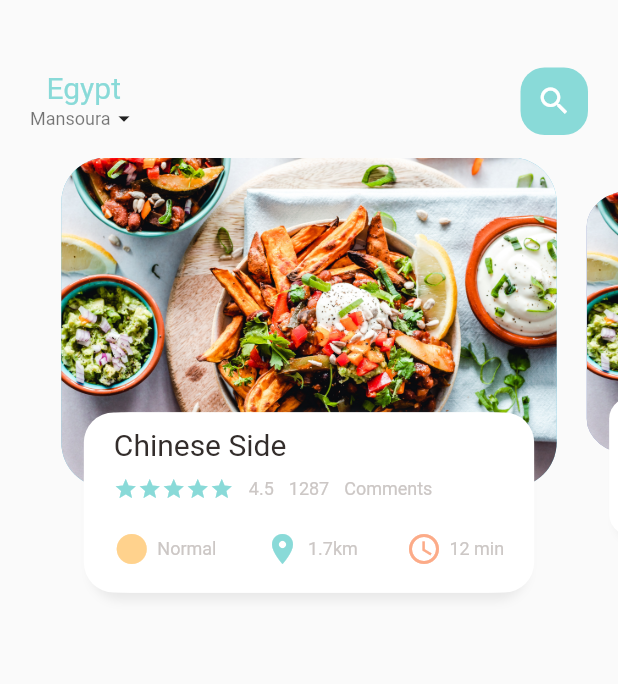
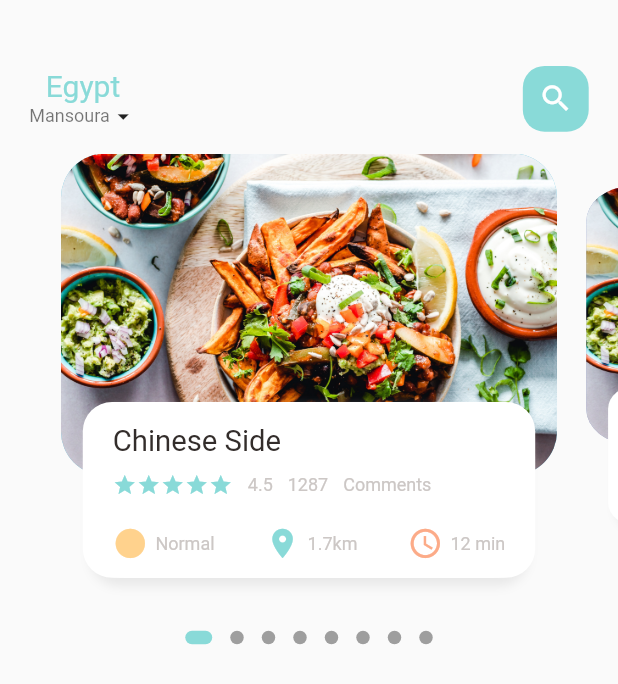
Before and after one commit to ahhmedsafwat/FoodDeliveryApp, a Flutter app: the screen it shows after launch, on a phone screen of 412 x 824 dp. Shown: the top 684 px of the screen. Run offline on Flutter 3.47's test engine with Material 2 defaults, Android fonts, the phone set to English and light mode, and no system bars; drawn by our look-alikes of dots_indicator; our stand-ins replace get.

Commit message:
create Dimensions to make it responseve

```diff
--- /dev/null
+++ b/lib/core/utils/dimension.dart
@@ -0,0 +1,32 @@
+import 'package:get/get.dart';
+
+class Dimensions {
+  static double screenHeight = Get.context!.height;
+  static double screenWidth = Get.context!.width;
+
+  static double pageViewContainer = screenHeight / 3.84;
+  static double pageViewTextContainer = screenHeight / 7.03;
+  static double pageView = screenHeight / 2.64;
+  // dynamic height
+  static double height10 = screenHeight / 84.4;
+  static double height15 = screenHeight / 56.7;
+  static double height20 = screenHeight / 42.2;
+  static double height30 = screenHeight / 28.13;
+  static double height45 = screenHeight / 18.76;
+  // dynamic width
+  static double width10 = screenHeight / 84.4;
+  static double width15 = screenHeight / 56.7;
+  static double width20 = screenHeight / 42.2;
+  static double width30 = screenHeight / 28.13;
+  static double width45 = screenHeight / 18.76;
+
+  static double font20 = screenHeight / 42.2;
+  // radius
+  static double radius15 = screenHeight / 56.7;
+  static double radius20 = screenHeight / 42.2;
+  static double radius30 = screenHeight / 28.13;
+
+  //icon size
+  static double iconSize = screenHeight / 35.17;
+}
+// 844 / 15
--- a/lib/core/utils/widgets/big_text.dart
+++ b/lib/core/utils/widgets/big_text.dart
@@ -1,11 +1,12 @@
 import 'package:flutter/material.dart';
+import 'package:food_delivery_app/core/utils/dimension.dart';
 
 class BigText extends StatelessWidget {
   const BigText(
       {super.key,
       this.color = const Color(0xff332d2b),
       required this.text,
-      this.size = 20,
+      this.size = 0,
       this.overflow = TextOverflow.ellipsis});
 
   final Color? color;
@@ -20,7 +21,7 @@ class BigText extends StatelessWidget {
       maxLines: 1,
       style: TextStyle(
           color: color,
-          fontSize: size,
+          fontSize: size == 0 ? Dimensions.font20 : size,
           overflow: overflow,
           fontWeight: FontWeight.w400,
           fontFamily: 'Roboto'),
--- a/lib/core/utils/widgets/icon_and_text.dart
+++ b/lib/core/utils/widgets/icon_and_text.dart
@@ -1,4 +1,5 @@
 import 'package:flutter/material.dart';
+import 'package:food_delivery_app/core/utils/dimension.dart';
 
 import 'small_text.dart';
 
@@ -19,6 +20,7 @@ class IconAndText extends StatelessWidget {
         Icon(
           icon,
           color: iconColor,
+          size: Dimensions.iconSize,
         ),
         const SizedBox(
           width: 5,
--- a/lib/features/home/presentation/main_food_page.dart
+++ b/lib/features/home/presentation/main_food_page.dart
@@ -6,8 +6,6 @@ class MainFoodPage extends StatelessWidget {
 
   @override
   Widget build(BuildContext context) {
-    return const SafeArea(
-      child: Scaffold(body: FoodPageBody()),
-    );
+    return Scaffold(body: FoodPageBody());
   }
 }
--- a/lib/features/home/presentation/views/widgets/card_description.dart
+++ b/lib/features/home/presentation/views/widgets/card_description.dart
@@ -1,5 +1,6 @@
 import 'package:flutter/material.dart';
 import 'package:food_delivery_app/core/utils/colors.dart';
+import 'package:food_delivery_app/core/utils/dimension.dart';
 import 'package:food_delivery_app/core/utils/widgets/big_text.dart';
 import 'package:food_delivery_app/features/home/presentation/views/widgets/rating.dart';
 import '../../../../../core/utils/widgets/icon_and_text.dart';
@@ -12,10 +13,13 @@ class CardsDescription extends StatelessWidget {
     return Align(
       alignment: Alignment.bottomCenter,
       child: Container(
-        height: 120,
-        margin: const EdgeInsets.only(left: 30, right: 30, bottom: 30),
+        height: Dimensions.pageViewTextContainer,
+        margin: EdgeInsets.only(
+            left: Dimensions.width30,
+            right: Dimensions.width30,
+            bottom: Dimensions.height30),
         decoration: BoxDecoration(
-          borderRadius: BorderRadius.circular(20),
+          borderRadius: BorderRadius.circular(Dimensions.radius20),
           color: Colors.white,
           boxShadow: const [
             BoxShadow(
@@ -34,16 +38,15 @@ class CardsDescription extends StatelessWidget {
           ],
         ),
         child: Container(
-            padding: const EdgeInsets.only(top: 10, left: 15, right: 15),
+            padding:
+                EdgeInsets.only(top: Dimensions.height15, left: 15, right: 15),
             child: Column(
               crossAxisAlignment: CrossAxisAlignment.start,
               children: [
                 const BigText(text: 'Chinese Side'),
-                const SizedBox(height: 10),
+                SizedBox(height: Dimensions.height10),
                 const Rating(),
-                const SizedBox(
-                  height: 20,
-                ),
+                SizedBox(height: Dimensions.height20),
                 Row(
                   mainAxisAlignment: MainAxisAlignment.spaceBetween,
                   children: const [
--- a/lib/features/home/presentation/views/widgets/card_image.dart
+++ b/lib/features/home/presentation/views/widgets/card_image.dart
@@ -1,4 +1,5 @@
 import 'package:flutter/material.dart';
+import 'package:food_delivery_app/core/utils/dimension.dart';
 
 class CardsImage extends StatelessWidget {
   const CardsImage({super.key, required this.index});
@@ -7,10 +8,10 @@ class CardsImage extends StatelessWidget {
   @override
   Widget build(BuildContext context) {
     return Container(
-        height: 220,
-        margin: const EdgeInsets.symmetric(horizontal: 10),
+        height: Dimensions.pageViewContainer,
+        margin: EdgeInsets.symmetric(horizontal: Dimensions.width10),
         decoration: BoxDecoration(
-          borderRadius: BorderRadius.circular(30),
+          borderRadius: BorderRadius.circular(Dimensions.radius30),
           color:
               index.isEven ? const Color(0xff69c5df) : const Color(0xff929fcc),
           image: const DecorationImage(
--- a/lib/features/home/presentation/views/widgets/custom_app_bar.dart
+++ b/lib/features/home/presentation/views/widgets/custom_app_bar.dart
@@ -1,4 +1,5 @@
 import 'package:flutter/material.dart';
+import 'package:food_delivery_app/core/utils/dimension.dart';
 import 'package:food_delivery_app/core/utils/widgets/big_text.dart';
 import 'package:food_delivery_app/core/utils/widgets/small_text.dart';
 
@@ -17,6 +18,7 @@ class CustomAppBar extends StatelessWidget {
             const BigText(
               text: 'Egypt',
               color: AppColors.mainColor,
+              size: 20,
             ),
             Row(children: const [
               SmallText(
@@ -32,15 +34,16 @@ class CustomAppBar extends StatelessWidget {
         ),
         Center(
           child: Container(
-            width: 45,
-            height: 45,
+            width: Dimensions.width45,
+            height: Dimensions.height45,
             decoration: BoxDecoration(
-              borderRadius: BorderRadius.circular(16),
+              borderRadius: BorderRadius.circular(Dimensions.radius15),
               color: AppColors.mainColor,
             ),
-            child: const Icon(
+            child: Icon(
               Icons.search,
               color: Colors.white,
+              size: Dimensions.iconSize,
             ),
           ),
         ),
--- a/lib/features/home/presentation/views/widgets/food_cards_pageview.dart
+++ b/lib/features/home/presentation/views/widgets/food_cards_pageview.dart
@@ -1,6 +1,7 @@
-import 'dart:ffi';
-
+import 'package:dots_indicator/dots_indicator.dart';
 import 'package:flutter/material.dart';
+import 'package:food_delivery_app/core/utils/colors.dart';
+import 'package:food_delivery_app/core/utils/dimension.dart';
 
 import 'food_cards.dart';
 
@@ -34,12 +35,14 @@ class _FoodCardsPageViewState extends State<FoodCardsPageView> {
 
   @override
   Widget build(BuildContext context) {
-    return Container(
-      height: 320,
+    return Column(
+      children: [
+        Container(
+          height: Dimensions.pageView,
           child: PageView.builder(
             controller: pageController,
             physics: const BouncingScrollPhysics(),
-        itemCount: 5,
+            itemCount: 8,
             itemBuilder: (context, position) {
               return Transform(
                 transform: scalingScroller(position),
@@ -49,6 +52,19 @@ class _FoodCardsPageViewState extends State<FoodCardsPageView> {
               );
             },
           ),
+        ),
+        DotsIndicator(
+          dotsCount: 8,
+          position: _currPageValue,
+          decorator: DotsDecorator(
+            activeColor: AppColors.mainColor,
+            size: const Size.square(9.0),
+            activeSize: const Size(18.0, 9.0),
+            activeShape: RoundedRectangleBorder(
+                borderRadius: BorderRadius.circular(5.0)),
+          ),
+        )
+      ],
     );
   }
 
--- a/lib/features/home/presentation/views/widgets/main_food_page_body.dart
+++ b/lib/features/home/presentation/views/widgets/main_food_page_body.dart
@@ -1,6 +1,6 @@
-
 import 'package:flutter/material.dart';
 import 'package:food_delivery_app/core/utils/colors.dart';
+import 'package:food_delivery_app/core/utils/dimension.dart';
 
 import 'custom_app_bar.dart';
 import 'food_cards_pageview.dart';
@@ -13,8 +13,9 @@ class FoodPageBody extends StatelessWidget {
     return Column(children: [
       Container(
         child: Container(
-          margin: const EdgeInsets.only(top: 45, bottom: 15),
-          padding: const EdgeInsets.symmetric(horizontal: 20),
+          margin: EdgeInsets.only(
+              top: Dimensions.height45, bottom: Dimensions.height15),
+          padding: EdgeInsets.symmetric(horizontal: Dimensions.width20),
           child: const CustomAppBar(),
         ),
       ),
--- a/lib/main.dart
+++ b/lib/main.dart
@@ -1,4 +1,5 @@
 import 'package:flutter/material.dart';
+import 'package:get/get.dart';
 
 import 'features/home/presentation/main_food_page.dart';
 
@@ -11,7 +12,7 @@ class FoodDeliveryApp extends StatelessWidget {
 
   @override
   Widget build(BuildContext context) {
-    return const MaterialApp(
+    return const GetMaterialApp(
       debugShowCheckedModeBanner: false,
       home: MainFoodPage(),
     );
--- a/pubspec.yaml
+++ b/pubspec.yaml
@@ -32,13 +32,9 @@ dependencies:
   dots_indicator: ^2.1.0
   flutter:
     sdk: flutter
+  get: ^4.6.5
 
 dev_dependencies:
-  # The "flutter_lints" package below contains a set of recommended lints to
-  # encourage good coding practices. The lint set provided by the package is
-  # activated in the `analysis_options.yaml` file located at the root of your
-  # package. See that file for information about deactivating specific lint
-  # rules and activating additional ones.
   flutter_lints: ^2.0.0
   flutter_test:
     sdk: flutter
```
Also changed, not shown: pubspec.lock. Lines whose indentation alone changed are shown as unchanged.
